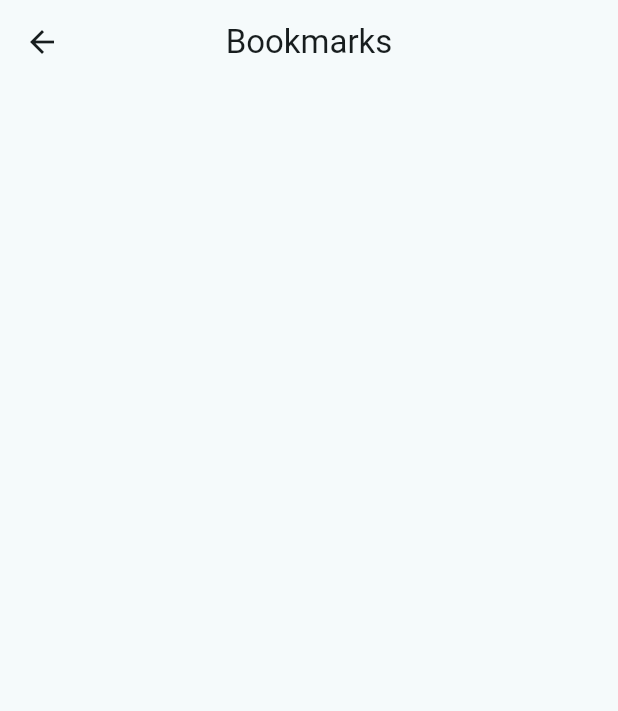
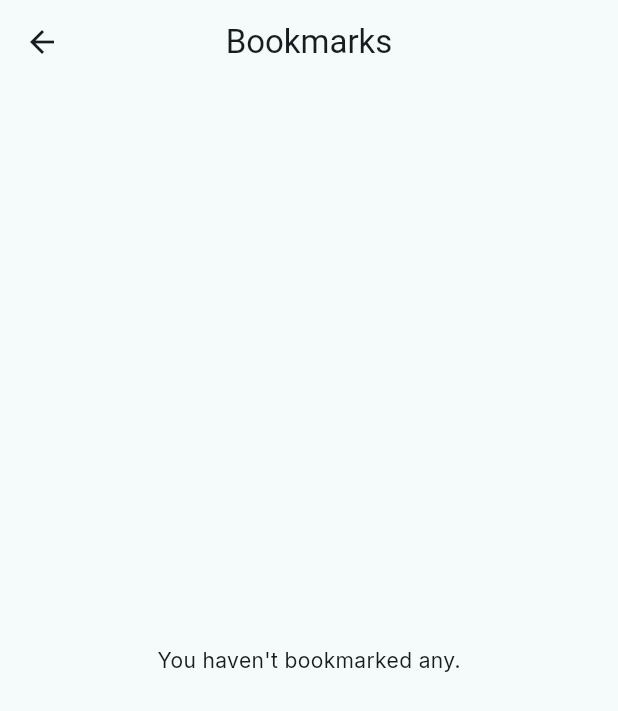
Before and after one commit to ringojuice03/dormhub, a Flutter app: the BookmarkPage screen opened by its route, on a phone screen of 412 x 824 dp. Shown: the top 711 px of the screen. Run offline on Flutter 3.47's test engine with Material 3 defaults, Android fonts, the phone set to English and light mode, and no system bars; our stand-ins replace auto_size_text, flutter_svg, google_fonts.

Commit message:
FIX: bookmark empty state

```diff
--- a/dorm_list/lib/pages/bookmark_page.dart
+++ b/dorm_list/lib/pages/bookmark_page.dart
@@ -19,7 +19,11 @@ class _BookmarkPageState extends State<BookmarkPage> {
         centerTitle: true,
         title: Text('Bookmarks'),
       ),
-      body: ListView.builder(
+      body: favorites.isEmpty
+          ? const Center(
+              child: Text('You haven\'t bookmarked any.'),
+            )
+          : ListView.builder(
               itemCount: favorites.length,
               itemBuilder: (context, index) {
                 return DormUnit(
@@ -32,20 +36,6 @@ class _BookmarkPageState extends State<BookmarkPage> {
                 );
               },
             ),
-      // body: Center(
-      //   child: Column(
-      //     mainAxisAlignment: MainAxisAlignment.center,
-      //     children: [
-      //       const Text('Nothing here yet'),
-      //       ElevatedButton(
-      //         child: const Text('GO HOME!'),
-      //         onPressed: () {
-      //           Navigator.pushNamed(context, '/homepage');
-      //         },
-      //       ),
-      //     ],
-      //   ),
-      // ),
     );
   }
 }
```
Lines whose indentation alone changed are shown as unchanged.
